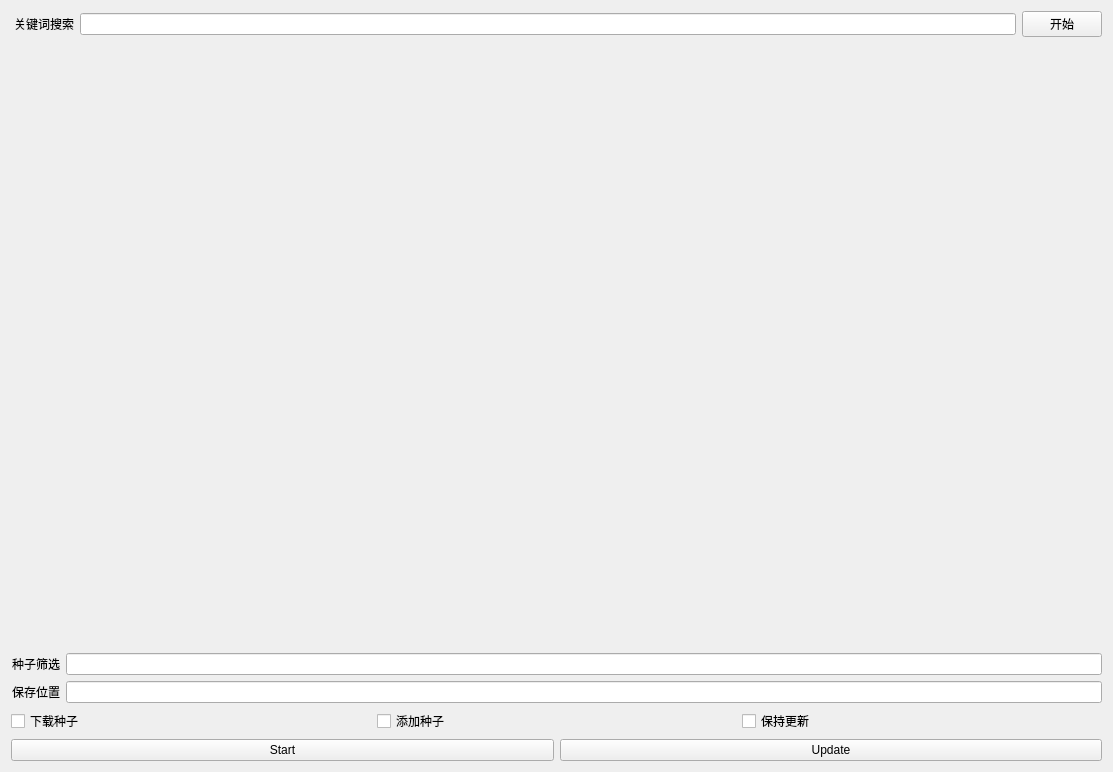
First picture: the form in resource/BtWindowAdvance.ui, repository waitfortea/BtHome, before the edit.
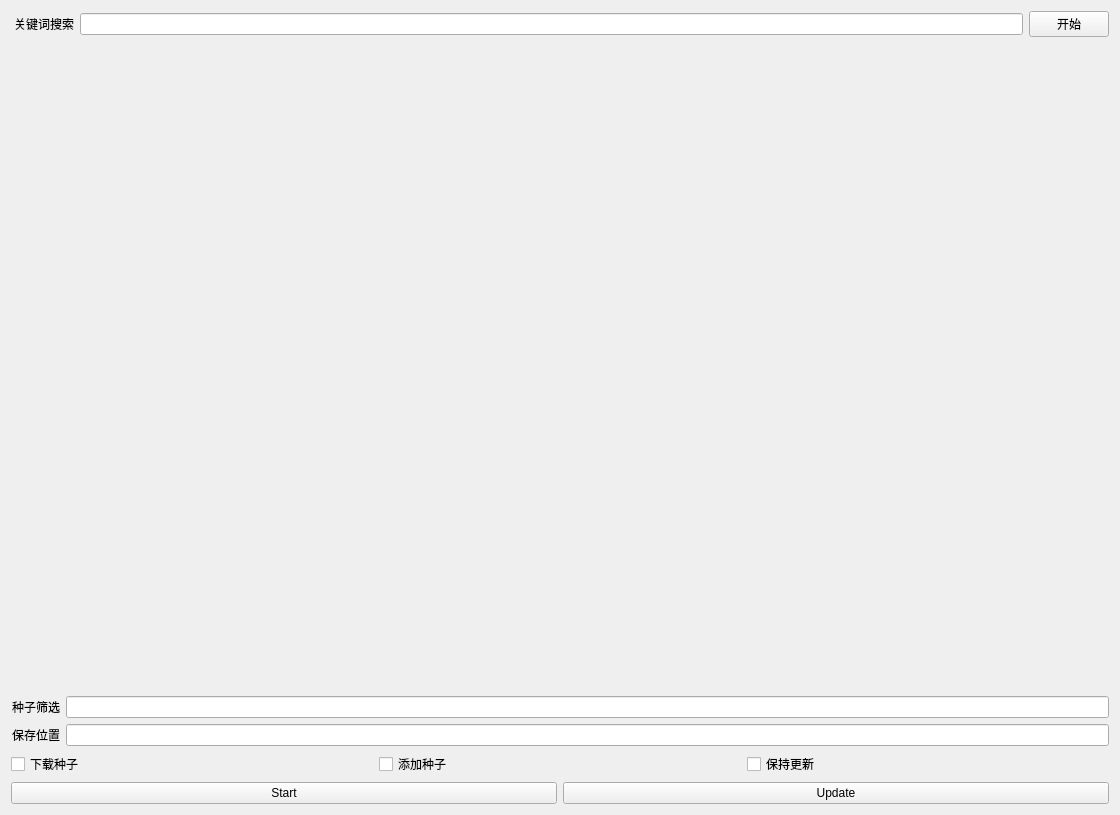
Second picture: the form after the edit. Custom widgets are drawn as their Qt base class.

```diff
--- a/resource/BtWindowAdvance.ui
+++ b/resource/BtWindowAdvance.ui
@@ -6,8 +6,8 @@
    <rect>
     <x>0</x>
     <y>0</y>
-    <width>1113</width>
-    <height>772</height>
+    <width>1120</width>
+    <height>815</height>
    </rect>
   </property>
   <property name="sizePolicy">
@@ -69,8 +69,8 @@
        <rect>
         <x>0</x>
         <y>0</y>
-        <width>1095</width>
-        <height>597</height>
+        <width>1102</width>
+        <height>640</height>
        </rect>
       </property>
       <layout class="QVBoxLayout" name="verticalLayout">
```
